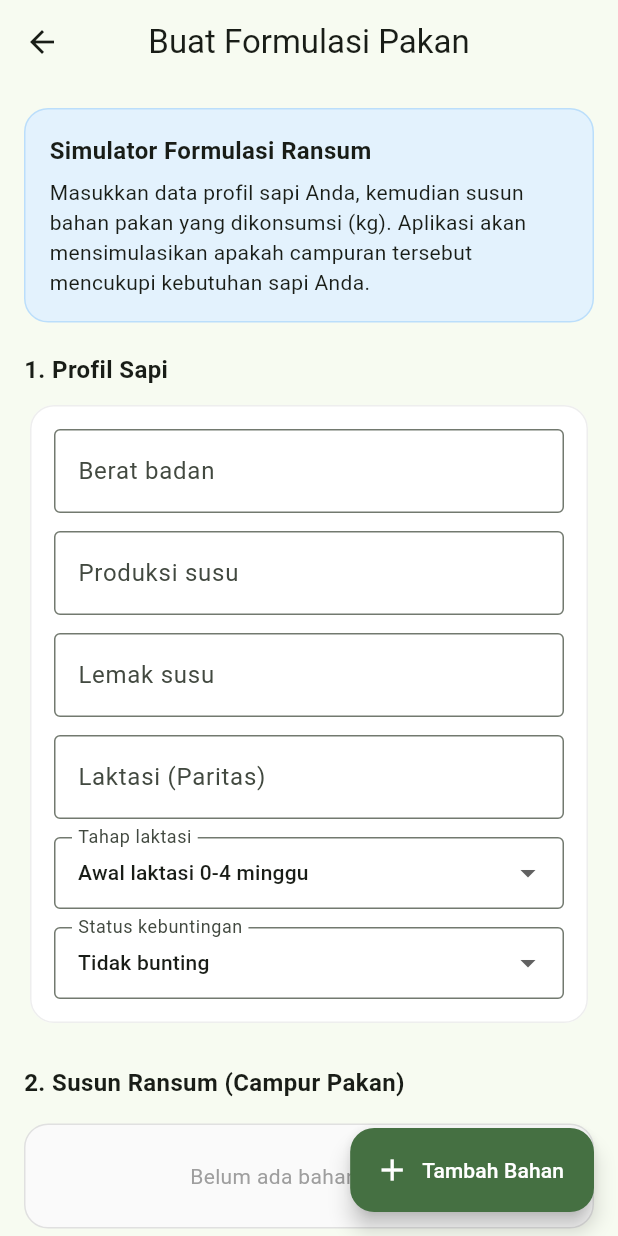
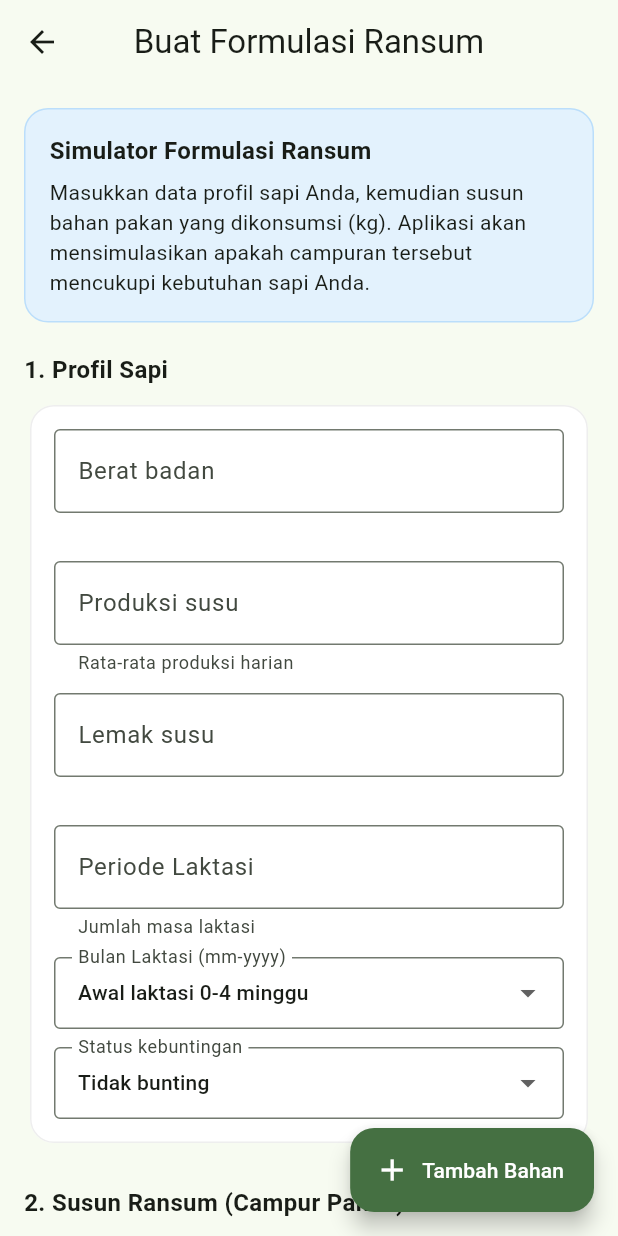
Before and after one commit to leanderarya/dipo-feed, a Flutter app: the FormulasiRansumScreen screen opened directly, on a phone screen of 412 x 824 dp. Run offline on Flutter 3.47's test engine with Material 3 defaults, Android fonts, the light colour scheme and no system bars.

Commit message:
feat : Penyesuaian Field UI dan Terminologi

```diff
--- a/lib/features/cek_kecukupan_pakan/cek_kecukupan_pakan_screen.dart
+++ b/lib/features/cek_kecukupan_pakan/cek_kecukupan_pakan_screen.dart
@@ -212,7 +212,8 @@ class _CekKecukupanPakanScreenState extends State<CekKecukupanPakanScreen> {
               _buildNumberField(
                 controller: _produksiSusuController,
                 label: 'Produksi susu',
-                suffix: 'liter/hari',
+                suffix: 'liter/ekor/hari',
+                helperText: 'Rata-rata produksi harian',
               ),
               const SizedBox(height: 12),
 
@@ -225,8 +226,9 @@ class _CekKecukupanPakanScreenState extends State<CekKecukupanPakanScreen> {
 
               _buildNumberField(
                 controller: _paritasController,
-                label: 'Paritas',
-                suffix: 'kali',
+                label: 'Periode Laktasi',
+                suffix: 'ke',
+                helperText: 'Jumlah masa laktasi',
                 isInteger: true,
               ),
               const SizedBox(height: 12),
@@ -234,7 +236,7 @@ class _CekKecukupanPakanScreenState extends State<CekKecukupanPakanScreen> {
               DropdownButtonFormField<TahapLaktasi>(
                 initialValue: _tahapLaktasi,
                 decoration: const InputDecoration(
-                  labelText: 'Tahap laktasi',
+                  labelText: 'Bulan Laktasi (mm-yyyy)',
                   border: OutlineInputBorder(),
                 ),
                 items: TahapLaktasi.values.map((tahap) {
@@ -315,14 +317,24 @@ class _CekKecukupanPakanScreenState extends State<CekKecukupanPakanScreen> {
     required TextEditingController controller,
     required String label,
     required String suffix,
+    String helperText = '',
     bool isInteger = false,
   }) {
     return TextFormField(
       controller: controller,
       keyboardType: TextInputType.numberWithOptions(decimal: !isInteger),
+      onChanged: (value) {
+        if (!isInteger && value.contains('.')) {
+          controller.text = value.replaceAll('.', ',');
+          controller.selection = TextSelection.fromPosition(
+            TextPosition(offset: controller.text.length),
+          );
+        }
+      },
       decoration: InputDecoration(
         labelText: label,
         suffixText: suffix,
+        helperText: helperText,
         border: const OutlineInputBorder(),
       ),
       validator: (v) => v!.isEmpty ? 'Wajib diisi' : null,
--- a/lib/features/formulasi_ransum/formulasi_ransum_screen.dart
+++ b/lib/features/formulasi_ransum/formulasi_ransum_screen.dart
@@ -234,7 +234,7 @@ class _FormulasiRansumScreenState extends State<FormulasiRansumScreen> {
   Widget build(BuildContext context) {
     return Scaffold(
       appBar: AppBar(
-        title: const Text('Buat Formulasi Pakan'),
+        title: const Text('Buat Formulasi Ransum'),
         centerTitle: true,
       ),
       floatingActionButton: FloatingActionButton.extended(
@@ -261,6 +261,16 @@ class _FormulasiRansumScreenState extends State<FormulasiRansumScreen> {
                     _buildCardDataSapi(),
                     const SizedBox(height: 24),
 
+                    // Hasil Formulasi (Moved here)
+                    if (_hasilFormulasi != null) ...[
+                      _buildSectionTitle('Hasil Kebutuhan & Simulasi'),
+                      const SizedBox(height: 8),
+                      _buildKartuHasilKesimpulan(),
+                      const SizedBox(height: 16),
+                      _buildKartuHasilNutrisi(),
+                      const SizedBox(height: 24),
+                    ],
+
                     // 2. Data Bahan Pakan
                     _buildSectionTitle('2. Susun Ransum (Campur Pakan)'),
                     const SizedBox(height: 8),
@@ -285,7 +295,7 @@ class _FormulasiRansumScreenState extends State<FormulasiRansumScreen> {
                         ),
                         onPressed: _hitungFormulasi,
                         child: const Text(
-                          'Simulasikan Formulasi',
+                          'Hitung Ransum',
                           style: TextStyle(fontSize: 16, fontWeight: FontWeight.bold),
                         ),
                       ),
@@ -293,14 +303,7 @@ class _FormulasiRansumScreenState extends State<FormulasiRansumScreen> {
 
                     const SizedBox(height: 32),
 
-                    // 3. Hasil Formulasi
-                    if (_hasilFormulasi != null) ...[
-                      _buildSectionTitle('3. Hasil Simulasi Ransum'),
-                      const SizedBox(height: 8),
-                      _buildKartuHasilKesimpulan(),
-                      const SizedBox(height: 16),
-                      _buildKartuHasilNutrisi(),
-                    ],
+                    // Hasil moved up
                   ],
                 ),
               ),
@@ -380,7 +383,8 @@ class _FormulasiRansumScreenState extends State<FormulasiRansumScreen> {
                         child: _buildNumberField(
                           controller: _produksiSusuController,
                           label: 'Produksi susu',
-                          suffix: 'lt/hr',
+                          suffix: 'liter/ekor/hari',
+                          helperText: 'Rata-rata produksi harian',
                         ),
                       ),
                       SizedBox(
@@ -395,8 +399,9 @@ class _FormulasiRansumScreenState extends State<FormulasiRansumScreen> {
                         width: cardWidth,
                         child: _buildNumberField(
                           controller: _paritasController,
-                          label: 'Laktasi (Paritas)',
+                          label: 'Periode Laktasi',
                           suffix: 'ke',
+                          helperText: 'Jumlah masa laktasi',
                           isInteger: true,
                         ),
                       ),
@@ -407,7 +412,7 @@ class _FormulasiRansumScreenState extends State<FormulasiRansumScreen> {
                     value: _tahapLaktasi,
                     isExpanded: true,
                     decoration: const InputDecoration(
-                      labelText: 'Tahap laktasi',
+                      labelText: 'Bulan Laktasi (mm-yyyy)',
                       border: OutlineInputBorder(),
                       contentPadding: EdgeInsets.symmetric(horizontal: 12, vertical: 12),
                     ),
@@ -464,14 +469,24 @@ class _FormulasiRansumScreenState extends State<FormulasiRansumScreen> {
     required TextEditingController controller,
     required String label,
     required String suffix,
+    String helperText = '',
     bool isInteger = false,
   }) {
     return TextFormField(
       controller: controller,
       keyboardType: TextInputType.numberWithOptions(decimal: !isInteger),
+      onChanged: (value) {
+        if (!isInteger && value.contains('.')) {
+          controller.text = value.replaceAll('.', ',');
+          controller.selection = TextSelection.fromPosition(
+            TextPosition(offset: controller.text.length),
+          );
+        }
+      },
       decoration: InputDecoration(
         labelText: label,
         suffixText: suffix,
+        helperText: helperText,
         border: const OutlineInputBorder(),
       ),
       validator: (v) => v!.isEmpty ? 'Wajib diisi' : null,
--- a/lib/features/home/home_screen.dart
+++ b/lib/features/home/home_screen.dart
@@ -199,7 +199,7 @@ class _HomeScreenState extends State<HomeScreen> {
                   const SizedBox(height: 14),
                   _MenuCard(
                     title: 'Cek Kandungan Nutrisi Pakan',
-                    subtitle: 'Analisis kandungan nutrisi pakan',
+                    subtitle: 'Hitung kandungan nutrisi pakan',
                     icon: Icons.search,
                     iconBg: const Color(0xFFF4E7C5),
                     iconColor: const Color(0xFF9C6B00),
@@ -209,8 +209,8 @@ class _HomeScreenState extends State<HomeScreen> {
                   ),
                   const SizedBox(height: 14),
                   _MenuCard(
-                    title: 'Buat Formulasi Pakan',
-                    subtitle: 'Rancang formulasi pakan sapi',
+                    title: 'Buat Formulasi Ransum',
+                    subtitle: 'Rancang formulasi ransum sapi',
                     icon: Icons.restaurant_menu,
                     iconBg: const Color(0xFFEADBC8),
                     iconColor: const Color(0xFF8D5B2A),
```
Also changed, not shown: lib/features/cek_kandungan_nutrisi/cek_kandungan_nutrisi_screen.dart (+18 -4 lines).
